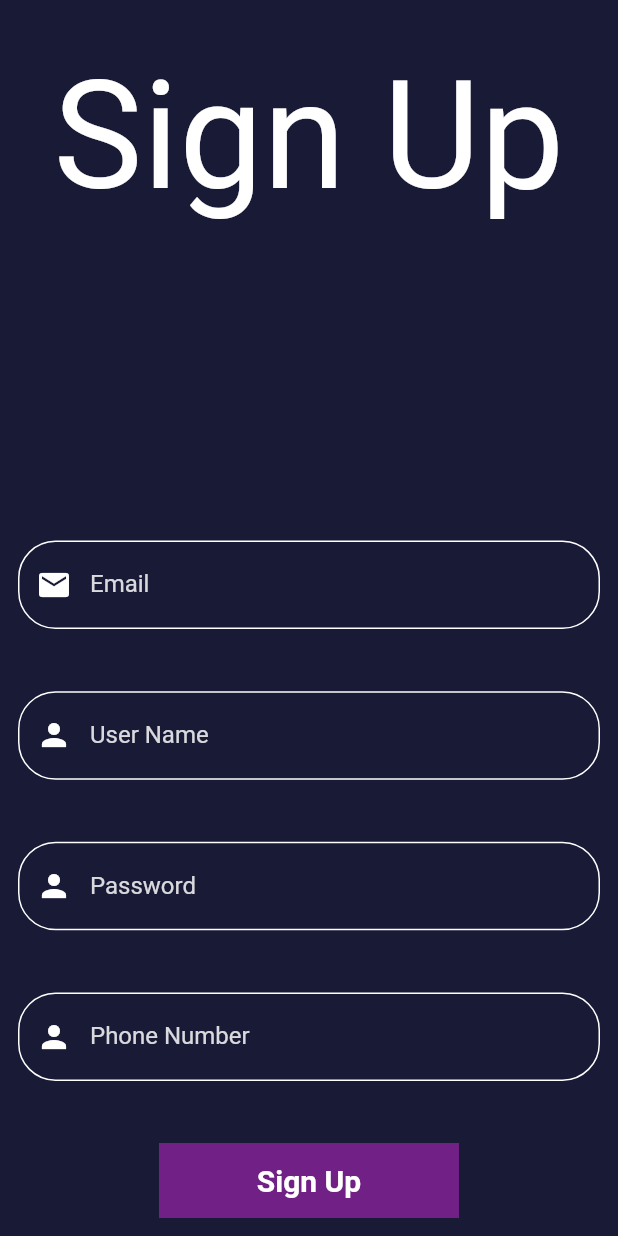
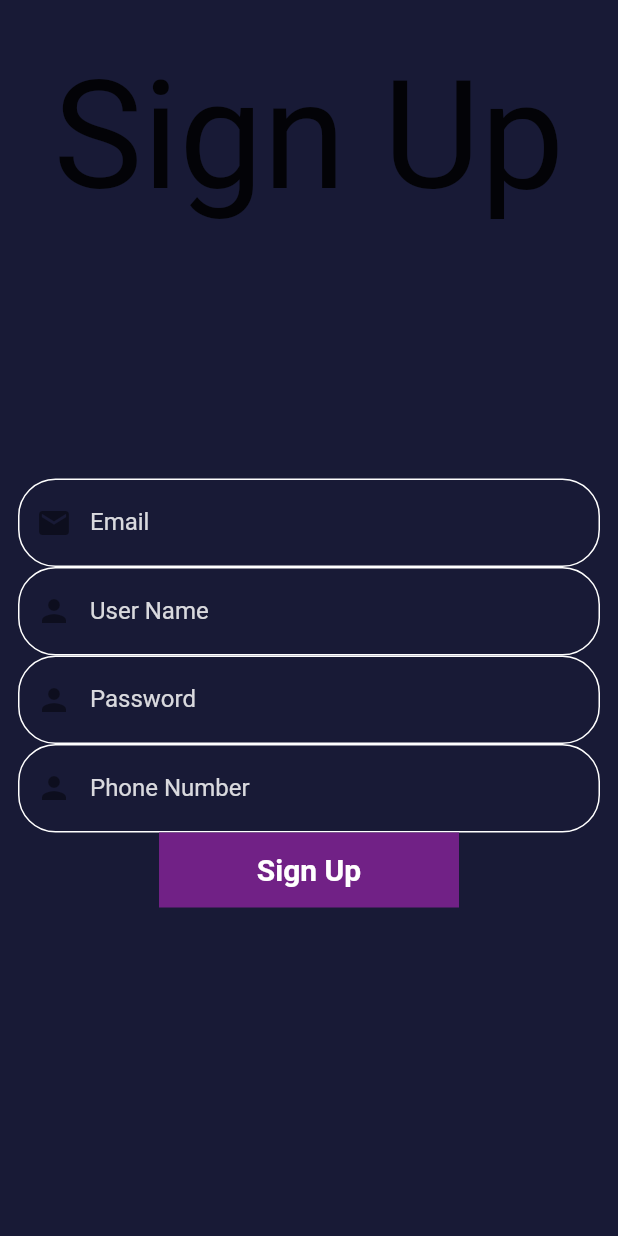
Before and after one commit to Nizar-Sweiss/FireStoreTest, a Flutter app: the screen it shows after launch, after a tap on "Sign Up", on a phone screen of 412 x 824 dp. Run offline on Flutter 3.47's test engine with Material 2 defaults, Android fonts, the phone set to English and light mode, and no system bars; our stand-ins replace cloud_firestore, firebase_auth, firebase_core; accounts and stored records are empty; Roboto replaces fonts that are missing (ZenTokyoZoo).

```diff
--- a/store/lib/Screens/signup_screens.dart
+++ b/store/lib/Screens/signup_screens.dart
@@ -4,10 +4,16 @@ import 'package:firebase_core/firebase_core.dart';
 
 import 'package:flutter/material.dart';
 import 'package:cloud_firestore/cloud_firestore.dart';
+import 'package:store/Screens/screens.dart';
 
-class SignIn extends StatelessWidget {
+class SignIn extends StatefulWidget {
   const SignIn({super.key});
 
+  @override
+  State<SignIn> createState() => _SignInState();
+}
+
+class _SignInState extends State<SignIn> {
   @override
   Widget build(BuildContext context) {
     return MaterialApp(
@@ -37,6 +43,7 @@ class _SignInScreenState extends State<SignInScreen> {
   Widget build(BuildContext context) {
     return Container(
       padding: EdgeInsets.all(12),
+      child: SingleChildScrollView(
         child: Column(
           mainAxisAlignment: MainAxisAlignment.spaceBetween,
           children: [
@@ -46,17 +53,14 @@ class _SignInScreenState extends State<SignInScreen> {
                   margin: EdgeInsets.only(top: 20, bottom: 170),
                   child: Text(
                     "Sign Up",
-                  style: TextStyle(
-                      color: Colors.white,
-                      fontSize: 100,
-                      fontFamily: 'ZenTokyoZoo'),
+                    style: TextStyle(fontSize: 100, fontFamily: 'ZenTokyoZoo'),
                   )),
             ),
             TextFormField(
               //To take the input when it login
               controller: emailFeild,
 
-            style: TextStyle(color: Colors.white),
+              style: TextStyle(),
               decoration: InputDecoration(
                   enabledBorder: OutlineInputBorder(
                     borderSide: BorderSide(
@@ -71,7 +75,6 @@ class _SignInScreenState extends State<SignInScreen> {
                   border: OutlineInputBorder(),
                   prefixIcon: Icon(
                     Icons.email,
-                  color: Colors.white,
                   ),
                   hoverColor: Color.fromARGB(255, 255, 255, 255)),
               keyboardType: TextInputType.emailAddress,
@@ -79,7 +82,7 @@ class _SignInScreenState extends State<SignInScreen> {
             TextFormField(
               //To take the input when it login
               controller: nameFeild,
-            style: TextStyle(color: Colors.white),
+              style: TextStyle(),
               decoration: InputDecoration(
                   enabledBorder: OutlineInputBorder(
                     borderSide: BorderSide(
@@ -94,7 +97,6 @@ class _SignInScreenState extends State<SignInScreen> {
                   border: OutlineInputBorder(),
                   prefixIcon: Icon(
                     Icons.person,
-                  color: Colors.white,
                   ),
                   hoverColor: Color.fromARGB(255, 255, 255, 255)),
               keyboardType: TextInputType.emailAddress,
@@ -102,7 +104,7 @@ class _SignInScreenState extends State<SignInScreen> {
             TextFormField(
               //To take the input when it login
               controller: passwordFeild,
-            style: TextStyle(color: Colors.white),
+
               decoration: InputDecoration(
                   enabledBorder: OutlineInputBorder(
                     borderSide: BorderSide(
@@ -117,7 +119,6 @@ class _SignInScreenState extends State<SignInScreen> {
                   border: OutlineInputBorder(),
                   prefixIcon: Icon(
                     Icons.person,
-                  color: Colors.white,
                   ),
                   hoverColor: Color.fromARGB(255, 255, 255, 255)),
               keyboardType: TextInputType.emailAddress,
@@ -125,7 +126,7 @@ class _SignInScreenState extends State<SignInScreen> {
             TextFormField(
               //To take the input when it login
               controller: phoneFeild,
-            style: TextStyle(color: Colors.white),
+
               decoration: InputDecoration(
                   enabledBorder: OutlineInputBorder(
                     borderSide: BorderSide(
@@ -140,7 +141,6 @@ class _SignInScreenState extends State<SignInScreen> {
                   border: OutlineInputBorder(),
                   prefixIcon: Icon(
                     Icons.person,
-                  color: Colors.white,
                   ),
                   hoverColor: Color.fromARGB(255, 255, 255, 255)),
               keyboardType: TextInputType.phone,
@@ -155,6 +155,11 @@ class _SignInScreenState extends State<SignInScreen> {
                   final email = emailFeild.text;
                   final password = passwordFeild.text;
                   final phone = phoneFeild.text;
+                  signUpUserToFireStore(
+                      userName: name,
+                      userEmail: email,
+                      userPassword: password,
+                      userPhone: phone);
                 },
                 child: Text(
                   "Sign Up",
@@ -166,6 +171,7 @@ class _SignInScreenState extends State<SignInScreen> {
               ),
             ),
           ],
+        ),
       ),
     );
   }
```
Also changed, not shown: store/pubspec.yaml (+4 -4 lines), store/pubspec.lock, 1 other file. Lines whose indentation alone changed are shown as unchanged.
